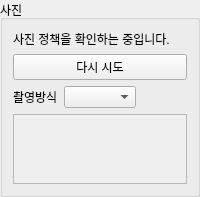
Qt form integrations/qgis/geoflow_connector/ui/forms/photo_tab.ui (kotopia/geoflow_web) before a commit.
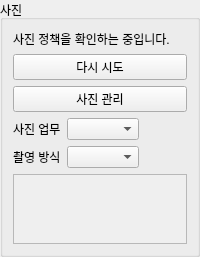
The same form after that commit.

Commit message: Redesign GIS photo catalogue around template variants

```diff
--- a/integrations/qgis/geoflow_connector/ui/forms/photo_tab.ui
+++ b/integrations/qgis/geoflow_connector/ui/forms/photo_tab.ui
@@ -10,13 +10,24 @@
    <property name="bottomMargin"><number>10</number></property>
    <item><widget class="QLabel" name="statusLabel"><property name="text"><string>사진 정책을 확인하는 중입니다.</string></property><property name="wordWrap"><bool>true</bool></property></widget></item>
    <item><widget class="QPushButton" name="retryButton"><property name="text"><string>다시 시도</string></property><property name="visible"><bool>false</bool></property></widget></item>
+   <item><widget class="QPushButton" name="managerButton"><property name="text"><string>사진 관리</string></property><property name="checkable"><bool>true</bool></property><property name="visible"><bool>false</bool></property></widget></item>
    <item>
-    <widget class="QWidget" name="modeRow" native="true">
-     <layout class="QHBoxLayout" name="modeLayout">
+    <widget class="QWidget" name="templateRow" native="true">
+     <layout class="QHBoxLayout" name="templateLayout">
       <property name="leftMargin"><number>0</number></property><property name="topMargin"><number>0</number></property><property name="rightMargin"><number>0</number></property><property name="bottomMargin"><number>0</number></property>
-      <item><widget class="QLabel" name="modeLabel"><property name="text"><string>촬영방식</string></property></widget></item>
-      <item><widget class="QComboBox" name="modeCombo"/></item>
-      <item><spacer name="modeSpacer"><property name="orientation"><enum>Qt::Horizontal</enum></property><property name="sizeHint" stdset="0"><size><width>40</width><height>20</height></size></property></spacer></item>
+      <item><widget class="QLabel" name="templateLabel"><property name="text"><string>사진 업무</string></property></widget></item>
+      <item><widget class="QComboBox" name="templateCombo"/></item>
+      <item><spacer name="templateSpacer"><property name="orientation"><enum>Qt::Horizontal</enum></property><property name="sizeHint" stdset="0"><size><width>40</width><height>20</height></size></property></spacer></item>
+     </layout>
+    </widget>
+   </item>
+   <item>
+    <widget class="QWidget" name="variantRow" native="true">
+     <layout class="QHBoxLayout" name="variantLayout">
+      <property name="leftMargin"><number>0</number></property><property name="topMargin"><number>0</number></property><property name="rightMargin"><number>0</number></property><property name="bottomMargin"><number>0</number></property>
+      <item><widget class="QLabel" name="variantLabel"><property name="text"><string>촬영 방식</string></property></widget></item>
+      <item><widget class="QComboBox" name="variantCombo"/></item>
+      <item><spacer name="variantSpacer"><property name="orientation"><enum>Qt::Horizontal</enum></property><property name="sizeHint" stdset="0"><size><width>40</width><height>20</height></size></property></spacer></item>
      </layout>
     </widget>
    </item>
```
The commit also changes 34 other files.
